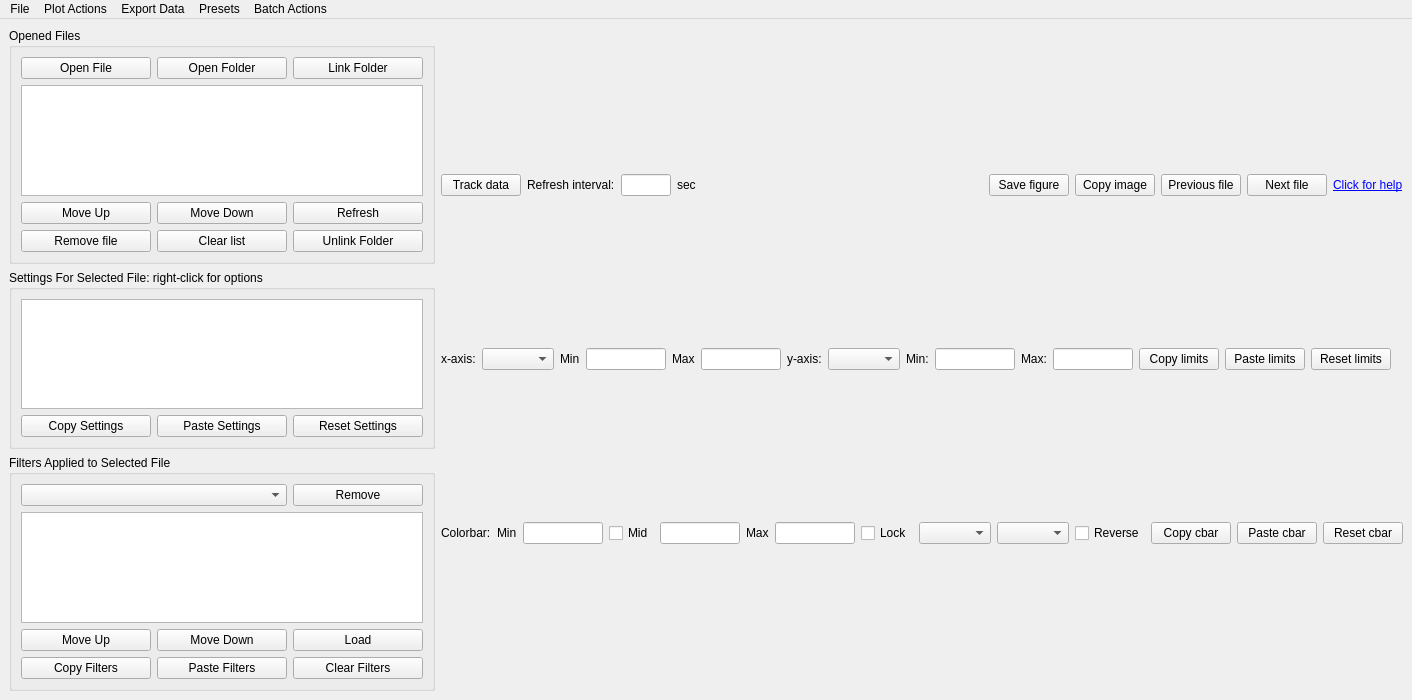
Old version of the form qcodesplusplus/plotting/offline/design.ui in the repository qcodespp/qcodespp.
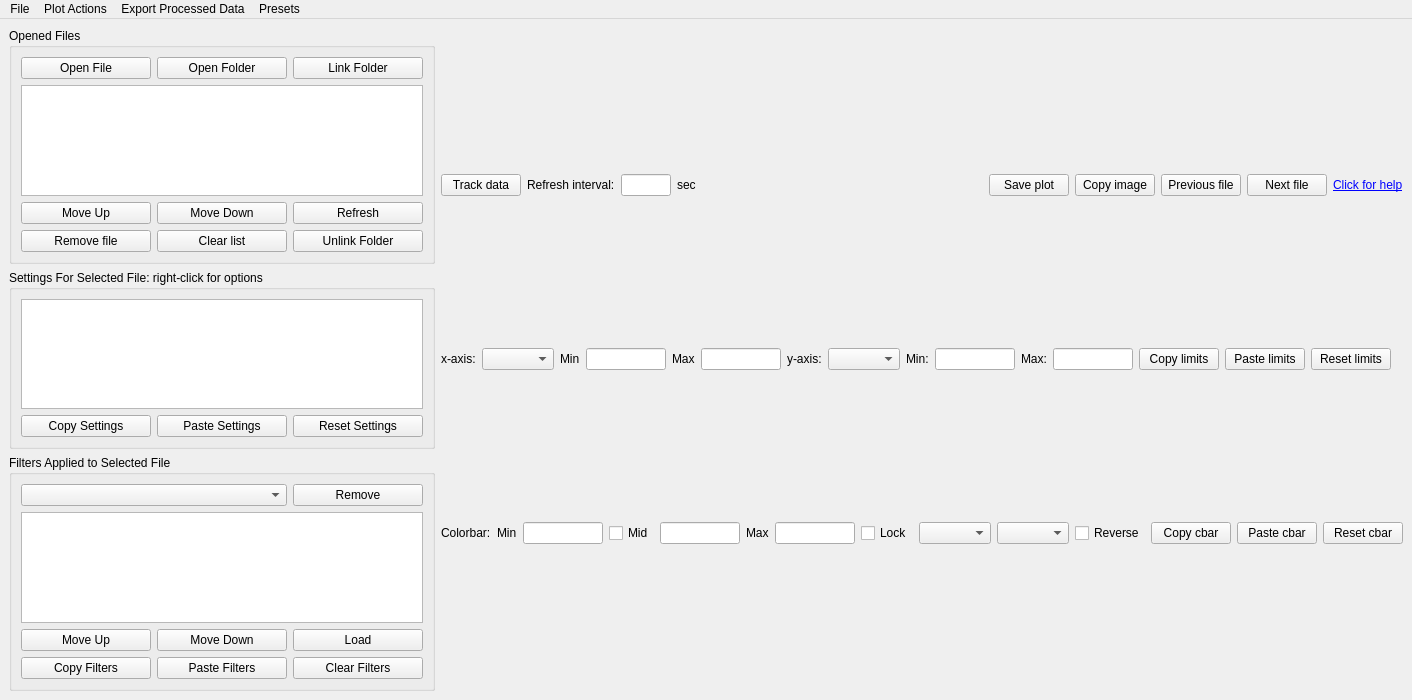
New version of the form.

Patch:
```diff
--- a/qcodesplusplus/plotting/offline/design.ui
+++ b/qcodesplusplus/plotting/offline/design.ui
@@ -562,7 +562,7 @@
         <item>
          <widget class="QPushButton" name="save_image_button">
           <property name="text">
-           <string>Save figure</string>
+           <string>Save plot</string>
           </property>
          </widget>
         </item>
@@ -1017,7 +1017,7 @@
    </property>
    <widget class="QMenu" name="menu_save_session">
     <property name="title">
-     <string>Export Data</string>
+     <string>Export Processed Data</string>
     </property>
     <addaction name="action_filters"/>
    </widget>
@@ -1061,18 +1061,10 @@
     <addaction name="menuSave_session"/>
     <addaction name="action_restore_session"/>
    </widget>
-   <widget class="QMenu" name="menuBatch_Actions">
-    <property name="title">
-     <string>Batch Actions</string>
-    </property>
-    <addaction name="action_save_files_as_PDF"/>
-    <addaction name="action_save_files_as_PNG"/>
-   </widget>
    <addaction name="menuFile"/>
    <addaction name="menuCombine_Plots"/>
    <addaction name="menu_save_session"/>
    <addaction name="menu_apply_preset"/>
-   <addaction name="menuBatch_Actions"/>
   </widget>
   <action name="actionNew">
    <property name="text">
```
Left out of the diff: 34 changed lines with no effect on the pictures.
